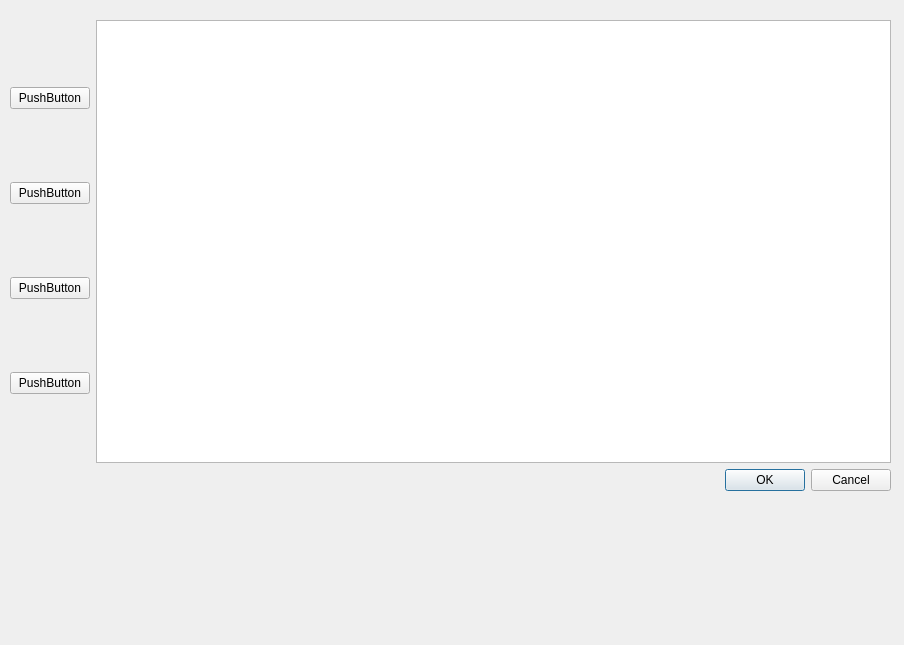
Above: zeex/core/ui/actions/analyze.ui from zbarge/zeex before the change. Below: the same form after it.
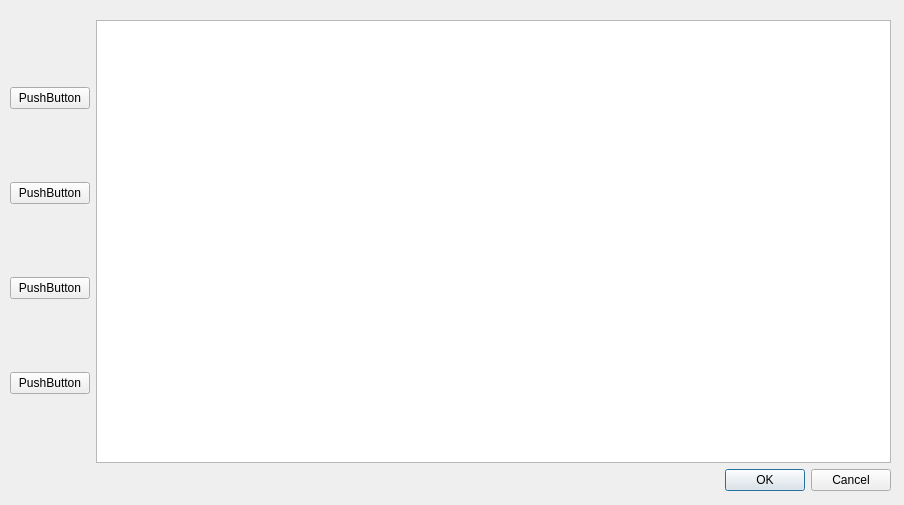
That is the form after the change.

```diff
--- a/zeex/core/ui/actions/analyze.ui
+++ b/zeex/core/ui/actions/analyze.ui
@@ -7,7 +7,7 @@
     <x>0</x>
     <y>0</y>
     <width>904</width>
-    <height>645</height>
+    <height>505</height>
    </rect>
   </property>
   <property name="windowTitle">
```
